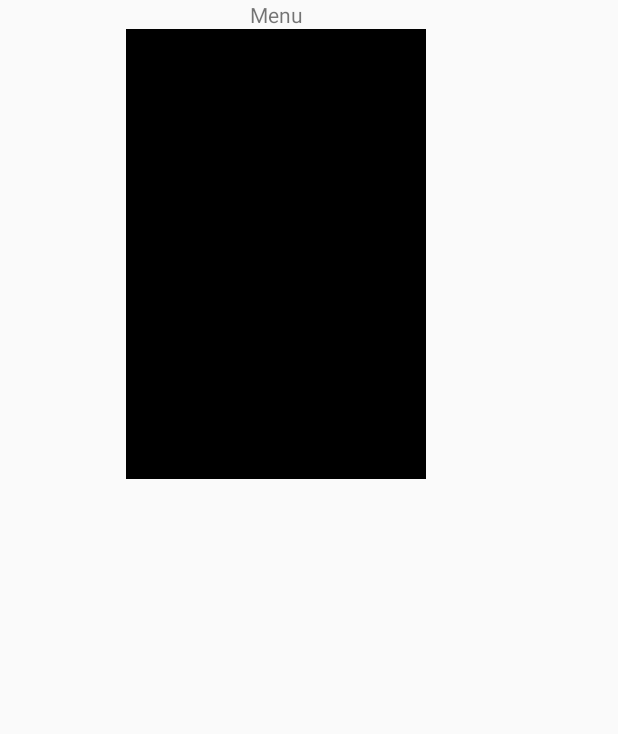
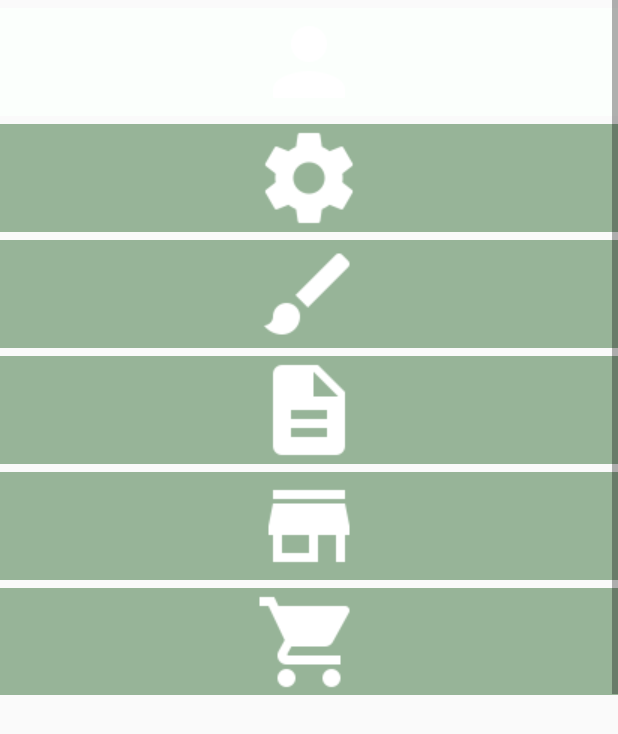
Before and after one commit to TranAlan/Chore-Manager-App, an Android app: the layout menu_layout.xml on its own in the app's theme, with its tools: preview values and no code run, on a phone screen of 412 x 824 dp. Shown: the top 734 px of the screen. Run offline under Robolectric (Android 15) with nearby library versions, the phone set to English and light mode, and no system bars.

Commit message:
Added UI for menu screen and added the colour scheme

```diff
--- a/ChoreManager/app/build.gradle
+++ b/ChoreManager/app/build.gradle
@@ -2,7 +2,7 @@ apply plugin: 'com.android.application'
 
 android {
     compileSdkVersion 26
-    buildToolsVersion "26.0.1"
+    buildToolsVersion '26.0.2'
     defaultConfig {
         applicationId "com.example.alan.peter.bilal.sam.choremanager"
         minSdkVersion 15
--- a/ChoreManager/app/src/main/AndroidManifest.xml
+++ b/ChoreManager/app/src/main/AndroidManifest.xml
@@ -16,14 +16,19 @@
         android:theme="@style/AppTheme">
         <activity
             android:name=".AppLoginActivity"
-            android:label="@string/app_name">
+            android:label="Login">
             <intent-filter>
                 <action android:name="android.intent.action.MAIN" />
 
                 <category android:name="android.intent.category.LAUNCHER" />
             </intent-filter>
         </activity>
-        <activity android:name=".MenuActivity"></activity>
+        <activity
+            android:name=".MenuActivity"
+            android:label="Menu"></activity>
+        <activity
+            android:name=".UserMenu"
+            android:label="Users"></activity>
     </application>
 
 </manifest>
--- /dev/null
+++ b/ChoreManager/app/src/main/java/com/example/alan/peter/bilal/sam/choremanager/UserMenu.java
@@ -0,0 +1,13 @@
+package com.example.alan.peter.bilal.sam.choremanager;
+
+import android.support.v7.app.AppCompatActivity;
+import android.os.Bundle;
+
+public class UserMenu extends AppCompatActivity {
+
+    @Override
+    protected void onCreate(Bundle savedInstanceState) {
+        super.onCreate(savedInstanceState);
+        setContentView(R.layout.activity_user_menu);
+    }
+}
--- a/ChoreManager/app/src/main/res/layout/activity_app_login.xml
+++ b/ChoreManager/app/src/main/res/layout/activity_app_login.xml
@@ -59,7 +59,8 @@
                     android:imeOptions="actionUnspecified"
                     android:inputType="textPassword"
                     android:maxLines="1"
-                    android:singleLine="true" />
+                    android:singleLine="true"
+                    tools:ignore="InvalidImeActionId" />
 
             </android.support.design.widget.TextInputLayout>
 
--- /dev/null
+++ b/ChoreManager/app/src/main/res/layout/activity_user_menu.xml
@@ -0,0 +1,24 @@
+<?xml version="1.0" encoding="utf-8"?>
+<android.support.constraint.ConstraintLayout xmlns:android="http://schemas.android.com/apk/res/android"
+    xmlns:app="http://schemas.android.com/apk/res-auto"
+    xmlns:tools="http://schemas.android.com/tools"
+    android:layout_width="match_parent"
+    android:layout_height="match_parent"
+    tools:context="com.example.alan.peter.bilal.sam.choremanager.UserMenu">
+
+    <ScrollView
+        android:layout_width="368dp"
+        android:layout_height="495dp"
+        tools:layout_editor_absoluteX="8dp"
+        tools:layout_editor_absoluteY="8dp"
+        tools:ignore="MissingConstraints">
+
+        <LinearLayout
+            android:layout_width="match_parent"
+            android:layout_height="wrap_content"
+            android:orientation="vertical" >
+
+        </LinearLayout>
+
+    </ScrollView>
+</android.support.constraint.ConstraintLayout>
--- a/ChoreManager/app/src/main/res/layout/menu_layout.xml
+++ b/ChoreManager/app/src/main/res/layout/menu_layout.xml
@@ -4,71 +4,108 @@
     xmlns:tools="http://schemas.android.com/tools"
     android:layout_width="match_parent"
     android:layout_height="match_parent"
-    tools:context="com.example.alan.peter.bilal.sam.choremanager.MenuActivity">
+
+    tools:context="com.example.alan.peter.bilal.sam.choremanager.MenuActivity"
+    tools:layout_editor_absoluteY="81dp">
 
     <LinearLayout
-        android:layout_width="368dp"
-        android:layout_height="495dp"
+        android:id="@+id/linearLayout"
+        android:layout_width="0dp"
+        android:layout_height="0dp"
         android:orientation="vertical"
-        tools:layout_editor_absoluteX="8dp"
-        tools:layout_editor_absoluteY="8dp">
+        app:layout_constraintBottom_toBottomOf="parent"
+        app:layout_constraintEnd_toEndOf="parent"
+        app:layout_constraintHorizontal_bias="0.0"
+        app:layout_constraintLeft_toLeftOf="parent"
+        app:layout_constraintRight_toRightOf="parent"
+        app:layout_constraintStart_toStartOf="parent"
+        app:layout_constraintTop_toTopOf="parent"
+        app:layout_constraintVertical_bias="0.0">
 
-        <TextView
-            android:id="@+id/textView2"
+        <ScrollView
+            android:id="@+id/scrollView2"
             android:layout_width="match_parent"
-            android:layout_height="wrap_content"
-            android:gravity="center"
-            android:text="Menu" />
+            android:layout_height="463dp"
+            tools:layout_editor_absoluteY="81dp">
 
-        <GridLayout
-            android:layout_width="wrap_content"
-            android:layout_height="wrap_content"
-            android:layout_gravity="center"
-            android:columnCount="2"
-            android:rowCount="3">
+            <LinearLayout
+                android:layout_width="match_parent"
+                android:layout_height="wrap_content"
+                android:orientation="vertical">
 
-            <ImageView
-                android:id="@+id/users"
-                android:layout_width="100dp"
-                android:layout_height="100dp"
-                android:layout_gravity="center"
-                app:srcCompat="@android:drawable/screen_background_dark" />
+                <Space
+                    android:layout_width="match_parent"
+                    android:layout_height="5dp" />
 
-            <ImageView
-                android:id="@+id/settings"
-                android:layout_width="100dp"
-                android:layout_height="100dp"
-                android:layout_gravity="center"
-                app:srcCompat="@android:drawable/screen_background_dark" />
+                <ImageButton
+                    android:id="@+id/userButton"
+                    android:layout_width="match_parent"
+                    android:layout_height="wrap_content"
+                    android:adjustViewBounds="false"
+                    android:background="@color/secondaryLightColor"
+                    android:contentDescription="TODO"
+                    app:srcCompat="@drawable/user_icon" />
 
-            <ImageView
-                android:id="@+id/tools"
-                android:layout_width="100dp"
-                android:layout_height="100dp"
-                android:layout_gravity="center"
-                app:srcCompat="@android:drawable/screen_background_dark" />
+                <Space
+                    android:layout_width="match_parent"
+                    android:layout_height="5dp" />
 
-            <ImageView
-                android:id="@+id/chores"
-                android:layout_width="100dp"
-                android:layout_height="100dp"
-                android:layout_gravity="center"
-                app:srcCompat="@android:drawable/screen_background_dark" />
+                <ImageButton
+                    android:id="@+id/settingsButton"
+                    android:layout_width="match_parent"
+                    android:layout_height="wrap_content"
+                    android:background="@color/secondaryDarkColor"
+                    android:baselineAligned="false"
+                    android:elevation="0dp"
+                    app:srcCompat="@drawable/settings_icon" />
 
-            <ImageView
-                android:id="@+id/pantry"
-                android:layout_width="100dp"
-                android:layout_height="100dp"
-                android:layout_gravity="center"
-                app:srcCompat="@android:drawable/screen_background_dark" />
+                <Space
+                    android:layout_width="match_parent"
+                    android:layout_height="5dp" />
 
-            <ImageView
-                android:id="@+id/shoppingList"
-                android:layout_width="100dp"
-                android:layout_height="100dp"
-                android:layout_gravity="center"
-                app:srcCompat="@android:drawable/screen_background_dark" />
-        </GridLayout>
+                <ImageButton
+                    android:id="@+id/imageButton5"
+                    android:layout_width="match_parent"
+                    android:layout_height="wrap_content"
+                    android:background="@color/secondaryDarkColor"
+                    app:srcCompat="@drawable/materials_icon" />
+
+                <Space
+                    android:layout_width="match_parent"
+                    android:layout_height="5dp" />
+
+                <ImageButton
+                    android:id="@+id/imageButton6"
+                    android:layout_width="match_parent"
+                    android:layout_height="wrap_content"
+                    android:background="@color/secondaryDarkColor"
+                    app:srcCompat="@drawable/chore_list_icon" />
+
+                <Space
+                    android:layout_width="match_parent"
+                    android:layout_height="5dp" />
+
+                <ImageButton
+                    android:id="@+id/imageButton7"
+                    android:layout_width="match_parent"
+                    android:layout_height="wrap_content"
+                    android:background="@color/secondaryDarkColor"
+                    app:srcCompat="@drawable/pantry_icon" />
+
+                <Space
+                    android:layout_width="match_parent"
+                    android:layout_height="5dp" />
+
+                <ImageButton
+                    android:id="@+id/imageButton8"
+                    android:layout_width="match_parent"
+                    android:layout_height="wrap_content"
+                    android:background="@color/secondaryDarkColor"
+                    app:srcCompat="@drawable/shopping_list_icon" />
+
+            </LinearLayout>
+        </ScrollView>
+
     </LinearLayout>
 
 </android.support.constraint.ConstraintLayout>
--- a/ChoreManager/app/src/main/res/values/colors.xml
+++ b/ChoreManager/app/src/main/res/values/colors.xml
@@ -1,6 +1,11 @@
-<?xml version="1.0" encoding="utf-8"?>
+<!--?xml version="1.0" encoding="UTF-8"?-->
 <resources>
-    <color name="colorPrimary">#3F51B5</color>
-    <color name="colorPrimaryDark">#303F9F</color>
-    <color name="colorAccent">#FF4081</color>
+  <color name="colorPrimary">#80cbc4</color>
+  <color name="primaryLightColor">#b2fef7</color>
+  <color name="colorPrimaryDark">#4f9a94</color>
+  <color name="colorAccent">#c8e6c9</color>
+  <color name="secondaryLightColor">#fbfffc</color>
+  <color name="secondaryDarkColor">#97b498</color>
+  <color name="primaryTextColor">#000000</color>
+  <color name="secondaryTextColor">#000000</color>
 </resources>
--- a/ChoreManager/app/src/main/res/values/strings.xml
+++ b/ChoreManager/app/src/main/res/values/strings.xml
@@ -13,4 +13,7 @@
     <string name="permission_rationale">"Contacts permissions are needed for providing email
         completions."
     </string>
+    <string name="menuTitle">Name</string>
+    <string name="MenuText">TextView</string>
+    <string name="menu">Menu</string>
 </resources>
--- a/ChoreManager/build.gradle
+++ b/ChoreManager/build.gradle
@@ -5,7 +5,7 @@ buildscript {
         jcenter()
     }
     dependencies {
-        classpath 'com.android.tools.build:gradle:2.3.3'
+        classpath 'com.android.tools.build:gradle:3.0.1'
 
         // NOTE: Do not place your application dependencies here; they belong
         // in the individual module build.gradle files
```
Also changed, not shown: ChoreManager/app/src/main/res/drawable/chore_list_icon.png (added), ChoreManager/app/src/main/res/drawable/materials_icon.png (added), ChoreManager/app/src/main/res/drawable/pantry_icon.png (added), ChoreManager/app/src/main/res/drawable/settings_icon.png (added), ChoreManager/app/src/main/res/drawable/shopping_list_icon.png (added), ChoreManager/app/src/main/res/drawable/user_icon.png (added), ChoreManager/gradle/wrapper/gradle-wrapper.properties.
